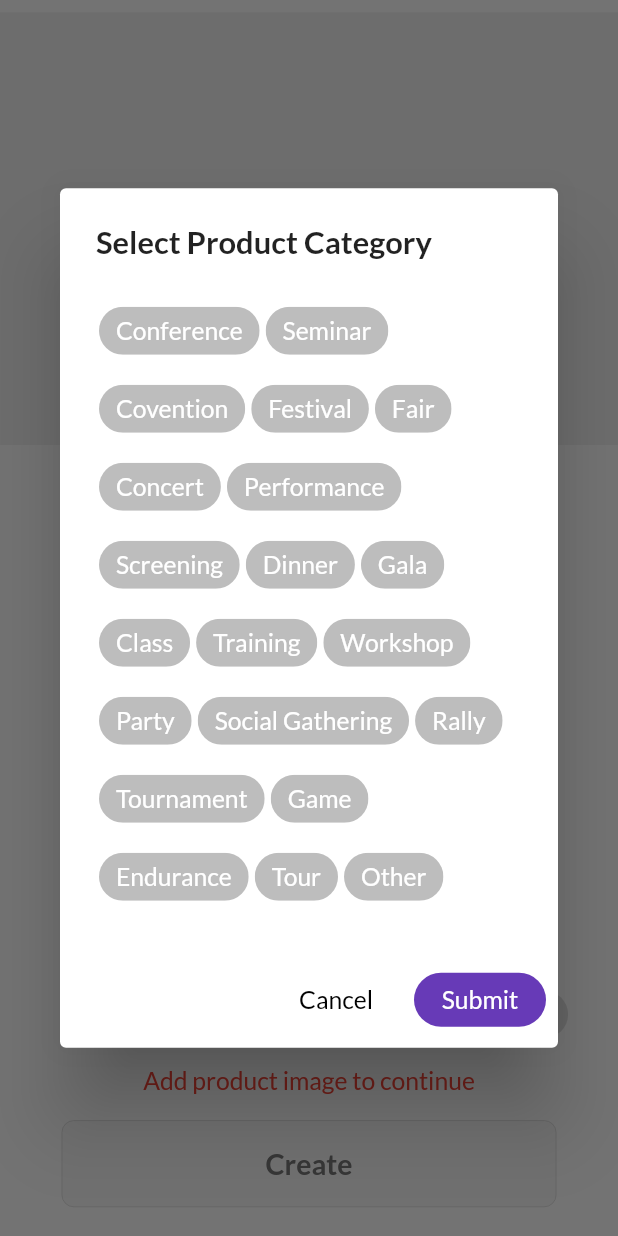
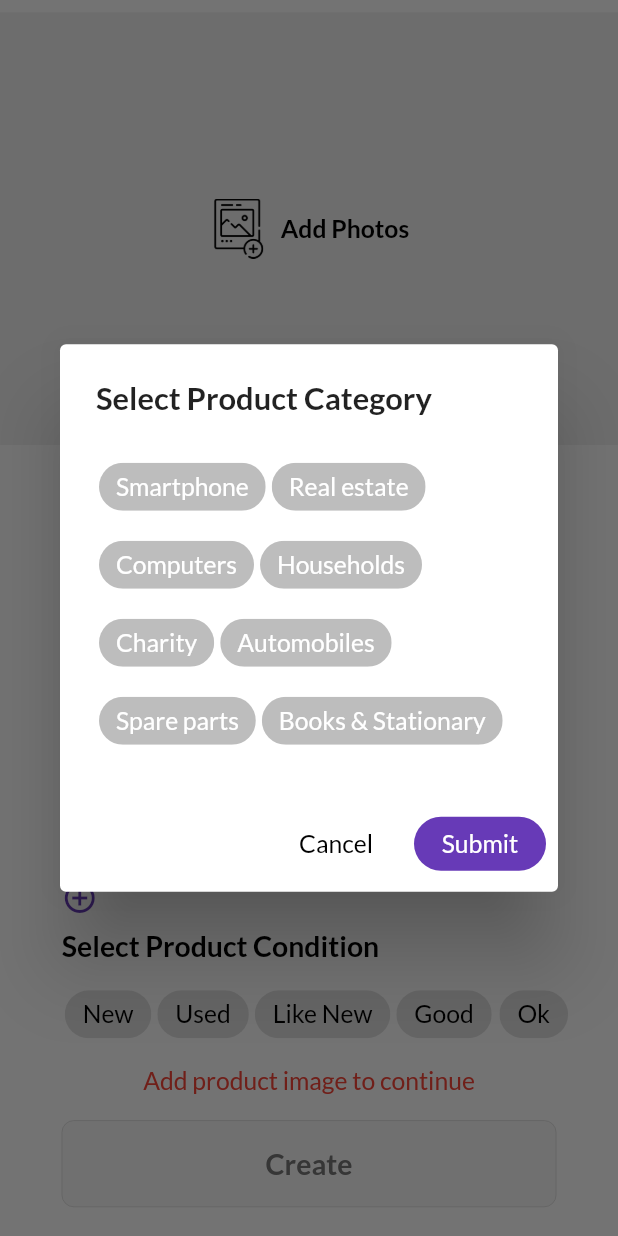
Before and after one commit to KuldeepRawat64/Yujai, a Flutter app: the NewAdForm widget shown alone on an empty page, opened directly, after a tap on the "add circle outline" icon, on a phone screen of 412 x 824 dp. Run offline on Flutter 3.47's test engine with Material 2 defaults, Android fonts, the phone set to English and light mode, and no system bars; our stand-ins replace cached_network_image, carousel_slider, cloud_firestore, date_field, datetime_picker_formfield, file_picker and 20 more; missing offline and left inert: algolia, autocomplete_textfield, cupertino_tabbar, currency_textfield, date_range_form_field, empty_widget and 8 more; accounts and stored records are empty; network calls fail.

Commit message:
ad category added

```diff
--- a/lib/pages/new_ad_form.dart
+++ b/lib/pages/new_ad_form.dart
@@ -75,27 +75,14 @@ class _NewAdFormState extends State<NewAdForm> {
   String selectedConditionList;
 
   List<String> categoryList = [
-    'Conference',
-    'Seminar',
-    'Covention',
-    'Festival',
-    'Fair',
-    'Concert',
-    'Performance',
-    'Screening',
-    'Dinner',
-    'Gala',
-    'Class',
-    'Training',
-    'Workshop',
-    'Party',
-    'Social Gathering',
-    'Rally',
-    'Tournament',
-    'Game',
-    'Endurance',
-    'Tour',
-    'Other',
+    'Smartphone',
+    'Real estate',
+    'Computers',
+    'Households',
+    'Charity',
+    'Automobiles',
+    'Spare parts',
+    'Books & Stationary'
   ];
 
   List<File> selectedFiles = [];
```
